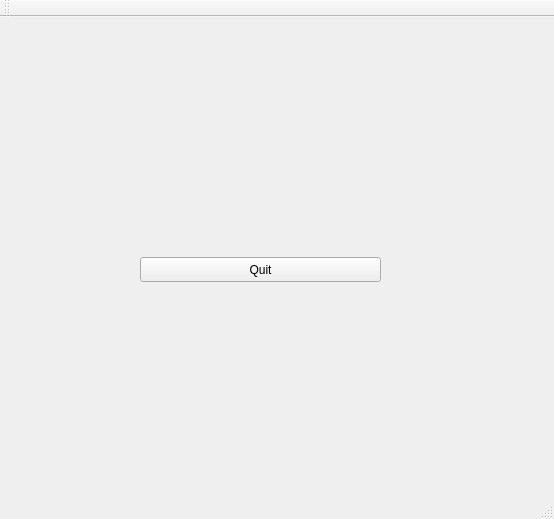
The window that mainwindow.ui (MATF-RS19/RS003-casino) describes before a commit, drawn with Qt 5.
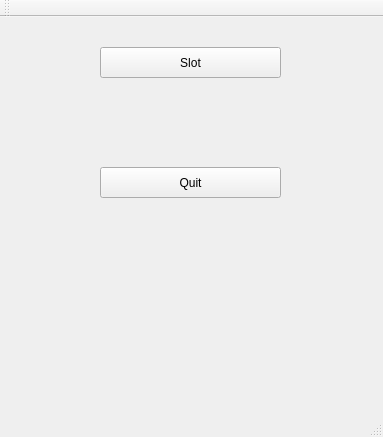
The same window after the commit.

What changed in the file:
```diff
--- a/mainwindow.ui
+++ b/mainwindow.ui
@@ -6,8 +6,8 @@
    <rect>
     <x>0</x>
     <y>0</y>
-    <width>554</width>
-    <height>519</height>
+    <width>383</width>
+    <height>437</height>
    </rect>
   </property>
   <property name="windowTitle">
@@ -17,10 +17,23 @@
    <widget class="QPushButton" name="Quit">
     <property name="geometry">
      <rect>
-      <x>140</x>
-      <y>240</y>
-      <width>241</width>
-      <height>25</height>
+      <x>100</x>
+      <y>30</y>
+      <width>181</width>
+      <height>31</height>
+     </rect>
+    </property>
+    <property name="text">
+     <string>Slot</string>
+    </property>
+   </widget>
+   <widget class="QPushButton" name="quit">
+    <property name="geometry">
+     <rect>
+      <x>100</x>
+      <y>150</y>
+      <width>181</width>
+      <height>31</height>
      </rect>
     </property>
     <property name="text">
```
Left out of the diff: 10 changed lines with no effect on the pictures.
